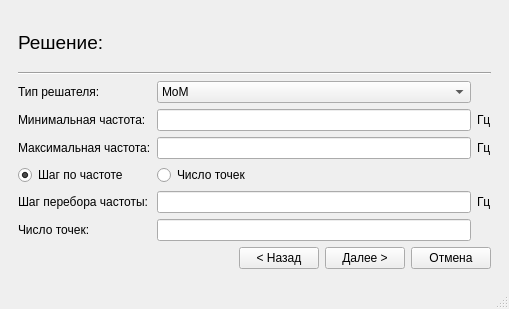
Old version of the form projectcreator.ui in the repository aleksejkvasnikov/dcad.
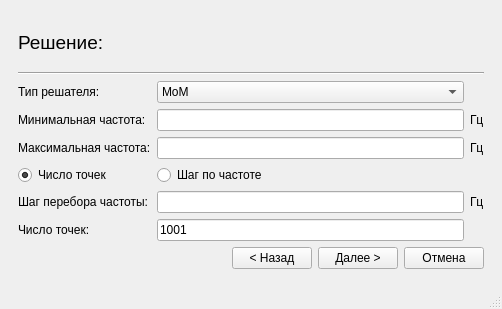
New version of the form. The open tabs and pages were chosen to show the change.

The edit to the form file:
```diff
--- a/projectcreator.ui
+++ b/projectcreator.ui
@@ -6,7 +6,7 @@
    <rect>
     <x>0</x>
     <y>0</y>
-    <width>509</width>
+    <width>502</width>
     <height>309</height>
    </rect>
   </property>
@@ -294,6 +294,12 @@
        <layout class="QVBoxLayout" name="verticalLayout_4">
         <item>
          <widget class="QLabel" name="solverTopLabel">
+          <property name="sizePolicy">
+           <sizepolicy hsizetype="Preferred" vsizetype="Preferred">
+            <horstretch>0</horstretch>
+            <verstretch>0</verstretch>
+           </sizepolicy>
+          </property>
           <property name="font">
            <font>
             <pointsize>14</pointsize>
@@ -357,16 +363,6 @@
             </property>
            </widget>
           </item>
-          <item row="3" column="0">
-           <widget class="QRadioButton" name="freqStepRadioButton">
-            <property name="text">
-             <string>Шаг по частоте</string>
-            </property>
-            <property name="checked">
-             <bool>true</bool>
-            </property>
-           </widget>
-          </item>
           <item row="1" column="0">
            <widget class="QLabel" name="freqMinLabel">
             <property name="text">
@@ -395,13 +391,6 @@
             </property>
            </widget>
           </item>
-          <item row="3" column="2">
-           <widget class="QRadioButton" name="pointsNumberRadioButton">
-            <property name="text">
-             <string>Число точек</string>
-            </property>
-           </widget>
-          </item>
           <item row="5" column="0">
            <widget class="QLabel" name="pointsNumberLabel">
             <property name="text">
@@ -410,7 +399,34 @@
            </widget>
           </item>
           <item row="5" column="2">
-           <widget class="QLineEdit" name="pointsNumberEdit"/>
+           <widget class="QLineEdit" name="pointsNumberEdit">
+            <property name="text">
+             <string>1001</string>
+            </property>
+           </widget>
+          </item>
+          <item row="3" column="2">
+           <widget class="QRadioButton" name="freqStepRadioButton">
+            <property name="enabled">
+             <bool>true</bool>
+            </property>
+            <property name="text">
+             <string>Шаг по частоте</string>
+            </property>
+            <property name="checked">
+             <bool>false</bool>
+            </property>
+           </widget>
+          </item>
+          <item row="3" column="0">
+           <widget class="QRadioButton" name="pointsNumberRadioButton">
+            <property name="text">
+             <string>Число точек</string>
+            </property>
+            <property name="checked">
+             <bool>true</bool>
+            </property>
+           </widget>
           </item>
          </layout>
         </item>
```
Left out of the diff: 96 changed lines with no effect on the pictures.
